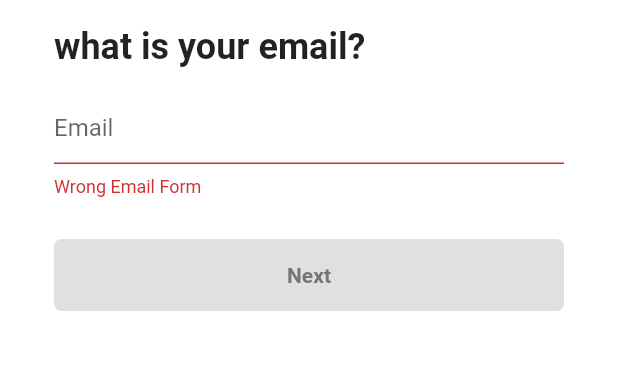
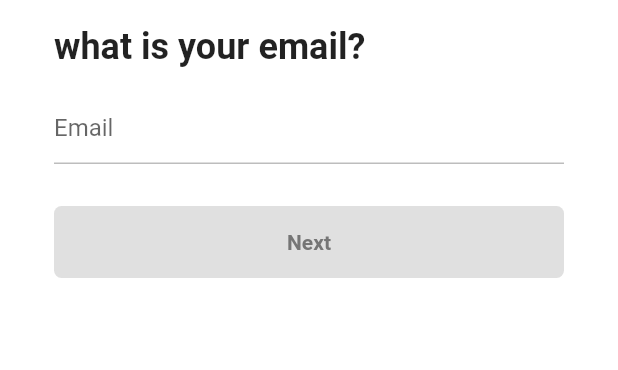
Before and after one commit to sjmoon83/TikTok_Clone, a Flutter app: the EmailScreen screen opened directly, on a phone screen of 412 x 824 dp, the part 58-428 px from its top. Run offline on Flutter 3.47's test engine with Material 2 defaults, Android fonts, the phone set to English and light mode, and no system bars; our stand-ins replace font_awesome_flutter.

Commit message:
230708_EmailScreen

```diff
--- a/lib/features/authentication/email_screen.dart
+++ b/lib/features/authentication/email_screen.dart
@@ -1,6 +1,7 @@
 import 'package:flutter/material.dart';
 import 'package:tiktok_clone/constants/gaps.dart';
 import 'package:tiktok_clone/constants/sizes.dart';
+import 'package:tiktok_clone/features/authentication/password_screen.dart';
 import 'package:tiktok_clone/features/authentication/widgets/form_button.dart';
 
 class EmailScreen extends StatefulWidget {
@@ -26,15 +27,41 @@ class _EmailScreenState extends State<EmailScreen> {
     });
   }
 
+  String? _isEmailValid() {
+    if (_email.isEmpty) return null;
+    final regExp = RegExp(
+        r"^[a-zA-Z0-9.a-zA-Z0-9.!#$%&'*+-/=?^_`{|}~]+@[a-zA-Z0-9]+\.[a-zA-Z]+");
+    if (!regExp.hasMatch(_email)) {
+      return "Email Not valid";
+    }
+    return null;
+  }
+
   @override
   void dispose() {
     _emailController.dispose();
     super.dispose();
   }
 
+  void _onScaffoldTap() {
+    FocusScope.of(context).unfocus();
+  }
+
+  void _onSubmit() {
+    if (_email.isEmpty || _isEmailValid() != null) return;
+    Navigator.push(
+      context,
+      MaterialPageRoute(
+        builder: (context) => const PasswordScreen(),
+      ),
+    );
+  }
+
   @override
   Widget build(BuildContext context) {
-    return Scaffold(
+    return GestureDetector(
+      onTap: _onScaffoldTap,
+      child: Scaffold(
         backgroundColor: Colors.white,
         appBar: AppBar(
           title: const Text(
@@ -57,9 +84,12 @@ class _EmailScreenState extends State<EmailScreen> {
               Gaps.v16,
               TextField(
                 controller: _emailController,
+                keyboardType: TextInputType.emailAddress,
+                autocorrect: false,
+                onEditingComplete: _onSubmit,
                 decoration: InputDecoration(
                   hintText: "Email",
-                errorText: "Wrong Email Form",
+                  errorText: _isEmailValid(),
                   enabledBorder: UnderlineInputBorder(
                     borderSide: BorderSide(
                       color: Colors.grey.shade400,
@@ -74,8 +104,12 @@ class _EmailScreenState extends State<EmailScreen> {
                 cursorColor: Theme.of(context).primaryColor,
               ),
               Gaps.v28,
-            FormButton(disabled: _email.isEmpty),
+              GestureDetector(
+                  onTap: _onSubmit,
+                  child: FormButton(
+                      disabled: _email.isEmpty || _isEmailValid() != null)),
             ],
+          ),
         ),
       ),
     );
```
Also changed, not shown: lib/features/authentication/password_screen.dart (added, +10 -0 lines), lib/features/authentication/username_screen.dart (+8 -1 lines), pubspec.lock, 1 other file. Lines whose indentation alone changed are shown as unchanged.
